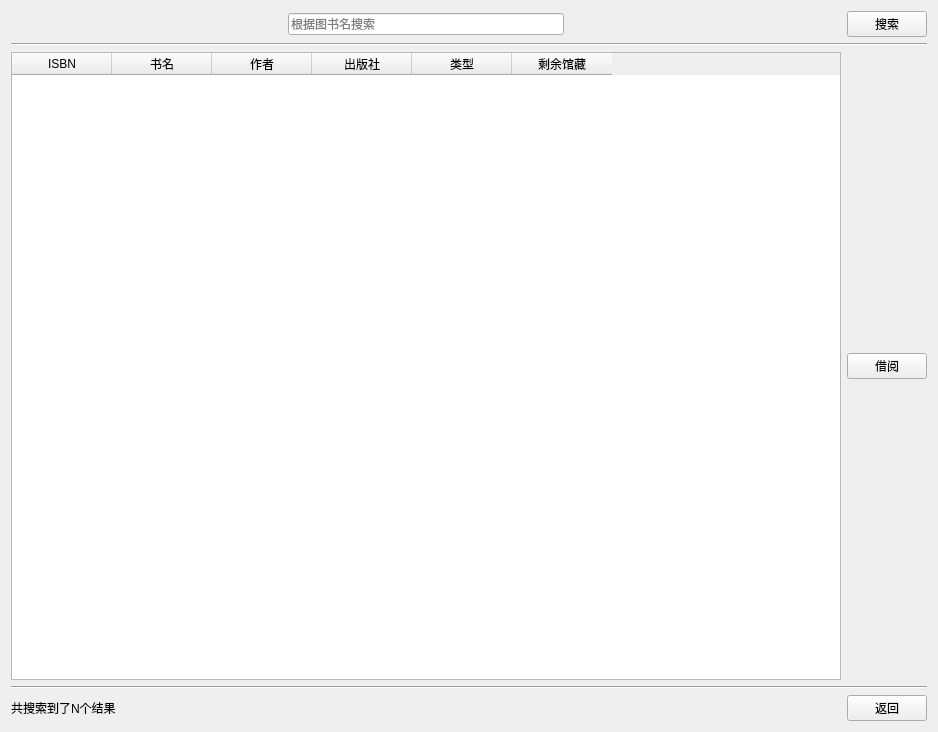
The window that ui/queryAndBorrow.ui (Fenejifen/sql-work) describes before a commit, drawn with Qt 5.
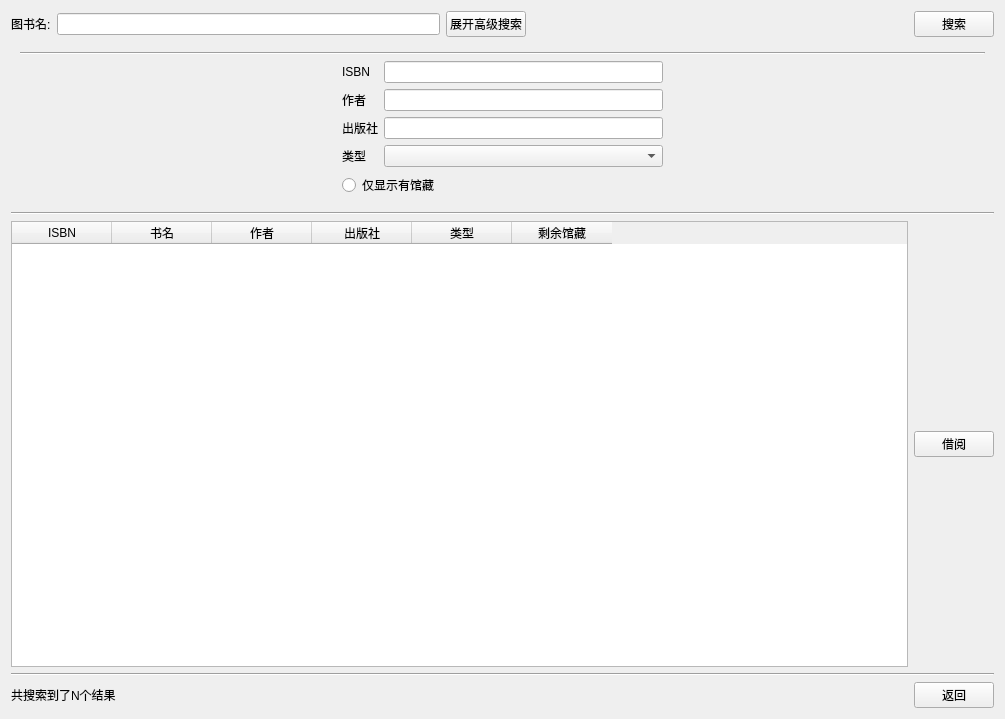
The same window after the commit.

Commit message: 加入借阅与查询页面的图书高级搜索

```diff
--- a/ui/queryAndBorrow.ui
+++ b/ui/queryAndBorrow.ui
@@ -6,8 +6,8 @@
    <rect>
     <x>0</x>
     <y>0</y>
-    <width>938</width>
-    <height>732</height>
+    <width>1005</width>
+    <height>719</height>
    </rect>
   </property>
   <property name="windowTitle">
@@ -16,28 +16,33 @@
   <property name="styleSheet">
    <string notr="true"/>
   </property>
-  <layout class="QHBoxLayout" name="horizontalLayout_4">
+  <layout class="QHBoxLayout" name="horizontalLayout_8">
    <item>
-    <layout class="QVBoxLayout" name="verticalLayout">
+    <layout class="QVBoxLayout" name="verticalLayout_6">
      <item>
-      <layout class="QHBoxLayout" name="horizontalLayout">
+      <layout class="QHBoxLayout" name="horizontalLayout_7">
        <item>
-        <spacer name="horizontalSpacer_2">
-         <property name="orientation">
-          <enum>Qt::Horizontal</enum>
-         </property>
-         <property name="sizeHint" stdset="0">
-          <size>
-           <width>40</width>
-           <height>20</height>
-          </size>
-         </property>
-        </spacer>
+        <layout class="QVBoxLayout" name="verticalLayout_5">
+         <item>
+          <layout class="QHBoxLayout" name="horizontalLayout_3">
+           <item>
+            <widget class="QLabel" name="label_2">
+             <property name="text">
+              <string>图书名:</string>
+             </property>
+            </widget>
        </item>
        <item>
-        <widget class="QLineEdit" name="searchEdit">
+            <widget class="QLineEdit" name="bookNameEdit">
          <property name="placeholderText">
-          <string>根据图书名搜索</string>
+              <string/>
+             </property>
+            </widget>
+           </item>
+           <item>
+            <widget class="QPushButton" name="advancedSearchButton">
+             <property name="text">
+              <string>展开高级搜索</string>
          </property>
         </widget>
        </item>
@@ -78,6 +83,132 @@
        </item>
       </layout>
      </item>
+         <item>
+          <widget class="QWidget" name="widget" native="true">
+           <layout class="QHBoxLayout" name="horizontalLayout_6">
+            <item>
+             <layout class="QVBoxLayout" name="verticalLayout_4">
+              <item>
+               <widget class="Line" name="line_3">
+                <property name="orientation">
+                 <enum>Qt::Horizontal</enum>
+                </property>
+               </widget>
+              </item>
+              <item>
+               <layout class="QHBoxLayout" name="horizontalLayout_5">
+                <item>
+                 <spacer name="horizontalSpacer_2">
+                  <property name="orientation">
+                   <enum>Qt::Horizontal</enum>
+                  </property>
+                  <property name="sizeHint" stdset="0">
+                   <size>
+                    <width>40</width>
+                    <height>20</height>
+                   </size>
+                  </property>
+                 </spacer>
+                </item>
+                <item>
+                 <layout class="QVBoxLayout" name="verticalLayout_3">
+                  <item>
+                   <layout class="QHBoxLayout" name="horizontalLayout_4">
+                    <item>
+                     <layout class="QVBoxLayout" name="verticalLayout">
+                      <item>
+                       <widget class="QLabel" name="label_1">
+                        <property name="text">
+                         <string>ISBN</string>
+                        </property>
+                       </widget>
+                      </item>
+                      <item>
+                       <widget class="QLabel" name="label_3">
+                        <property name="text">
+                         <string>作者</string>
+                        </property>
+                       </widget>
+                      </item>
+                      <item>
+                       <widget class="QLabel" name="label">
+                        <property name="text">
+                         <string>出版社</string>
+                        </property>
+                       </widget>
+                      </item>
+                      <item>
+                       <widget class="QLabel" name="label_4">
+                        <property name="text">
+                         <string>类型</string>
+                        </property>
+                       </widget>
+                      </item>
+                     </layout>
+                    </item>
+                    <item>
+                     <layout class="QVBoxLayout" name="verticalLayout_2">
+                      <item>
+                       <widget class="QLineEdit" name="ISBNEdit"/>
+                      </item>
+                      <item>
+                       <widget class="QLineEdit" name="authorEdit"/>
+                      </item>
+                      <item>
+                       <widget class="QLineEdit" name="pressEdit"/>
+                      </item>
+                      <item>
+                       <widget class="QComboBox" name="typeBox">
+                        <item>
+                         <property name="text">
+                          <string/>
+                         </property>
+                        </item>
+                        <item>
+                         <property name="text">
+                          <string>教育</string>
+                         </property>
+                        </item>
+                        <item>
+                         <property name="text">
+                          <string>科技</string>
+                         </property>
+                        </item>
+                       </widget>
+                      </item>
+                     </layout>
+                    </item>
+                   </layout>
+                  </item>
+                  <item>
+                   <widget class="QRadioButton" name="remainderButton">
+                    <property name="text">
+                     <string>仅显示有馆藏</string>
+                    </property>
+                   </widget>
+                  </item>
+                 </layout>
+                </item>
+                <item>
+                 <spacer name="horizontalSpacer_4">
+                  <property name="orientation">
+                   <enum>Qt::Horizontal</enum>
+                  </property>
+                  <property name="sizeHint" stdset="0">
+                   <size>
+                    <width>40</width>
+                    <height>20</height>
+                   </size>
+                  </property>
+                 </spacer>
+                </item>
+               </layout>
+              </item>
+             </layout>
+            </item>
+           </layout>
+          </widget>
+         </item>
      <item>
       <widget class="Line" name="line">
        <property name="orientation">
@@ -86,7 +217,7 @@
       </widget>
      </item>
      <item>
-      <layout class="QHBoxLayout" name="horizontalLayout_2">
+          <layout class="QHBoxLayout" name="horizontalLayout">
        <item>
         <widget class="QTableWidget" name="informationTable">
          <property name="editTriggers">
@@ -141,7 +272,7 @@
       </widget>
      </item>
      <item>
-      <layout class="QHBoxLayout" name="horizontalLayout_3">
+          <layout class="QHBoxLayout" name="horizontalLayout_2">
        <item>
         <widget class="QLabel" name="searchInformationLabel">
          <property name="text">
@@ -168,6 +299,10 @@
           <string>返回</string>
          </property>
         </widget>
+           </item>
+          </layout>
+         </item>
+        </layout>
        </item>
       </layout>
      </item>
```
Lines whose indentation alone changed are shown as unchanged. The commit also changes 2 other files.
